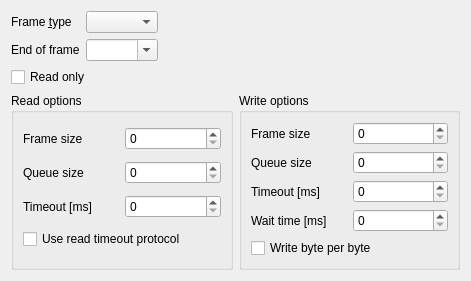
Old version of the form src/mdtport/mdtPortConfigWidget.ui in the repository scandyna/multidiagtools.
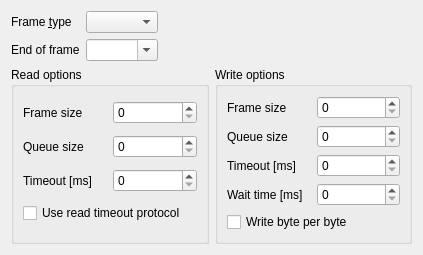
New version of the form.

Commit message:
Work on mdtPort* classes and tests
Splitted mdtPortTest
In mdtPort* classes, removed the readOnly flag, that had no sense.

```diff
--- a/src/mdtport/mdtPortConfigWidget.ui
+++ b/src/mdtport/mdtPortConfigWidget.ui
@@ -6,8 +6,8 @@
    <rect>
     <x>0</x>
     <y>0</y>
-    <width>471</width>
-    <height>249</height>
+    <width>423</width>
+    <height>224</height>
    </rect>
   </property>
   <property name="windowTitle">
@@ -70,14 +70,7 @@
      </property>
     </spacer>
    </item>
-   <item row="2" column="0" colspan="2">
-    <widget class="QCheckBox" name="cbReadOnly">
-     <property name="text">
-      <string>Read only</string>
-     </property>
-    </widget>
-   </item>
-   <item row="3" column="0" colspan="3">
+   <item row="2" column="0" colspan="3">
     <layout class="QHBoxLayout" name="horizontalLayout">
      <item>
       <widget class="QGroupBox" name="gbReadOptions">
```
Left out of the diff: 9 changed lines with no effect on the pictures. The commit also changes 19 other files.
